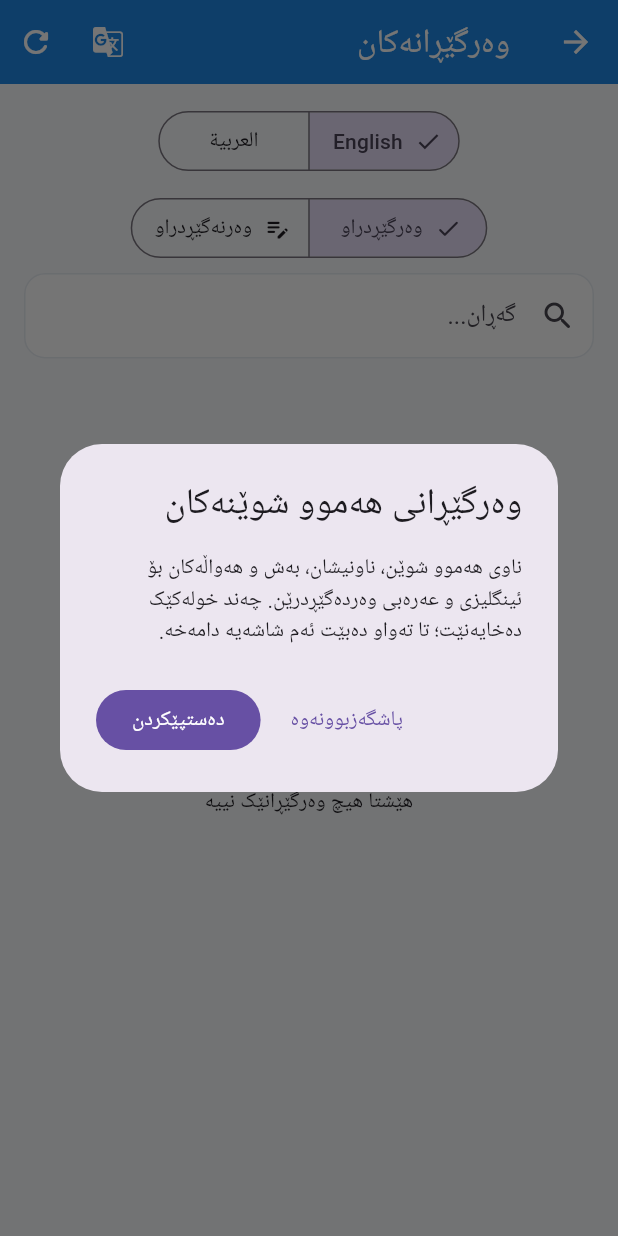
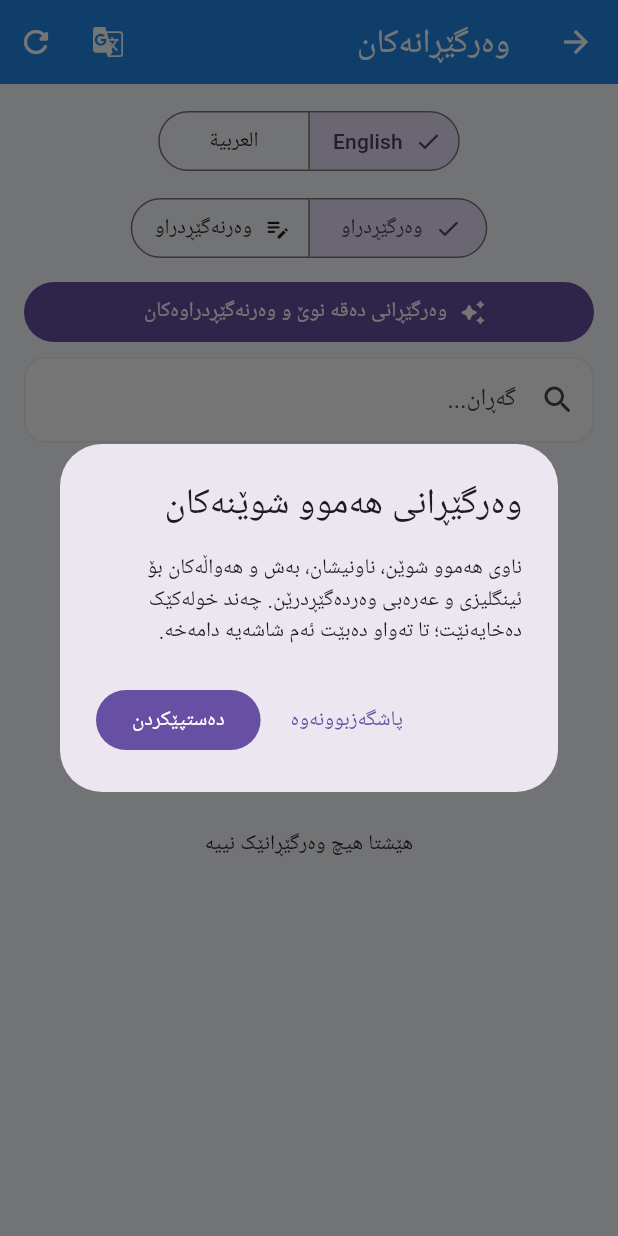
Before and after one commit to mohamadsmudy-maker/kalar_guide_new, a Flutter app: the AdminTranslationsScreen screen opened directly, after a tap on the "g translate" icon, on a phone screen of 412 x 824 dp. Run offline on Flutter 3.47's test engine with Material 3 defaults, Android fonts, the phone set to English and light mode, and no system bars; our stand-ins replace adhan, cached_network_image, connectivity_plus, firebase_analytics, firebase_core, firebase_crashlytics and 24 more; missing offline and left inert: home_widget, record; accounts and stored records are empty.

Commit message:
Add a one-tap button to translate new and untranslated texts
In the untranslated list the button sends exactly the rows shown for
the selected language; otherwise it runs the full pass for all texts.
Shared translations are synced first so nothing is sent twice.

Co-Authored-By: Claude Fable 5.2 <noreply@anthropic.com>
Claude-Session: https://claude.ai/code/session_011dBijcNQsFyTzUqrwzNJmh

```diff
--- a/lib/l10n/strings/strings_ar.dart
+++ b/lib/l10n/strings/strings_ar.dart
@@ -2019,4 +2019,6 @@ const Map<String, String> stringsAr = {
   'هەڵبژێردراوەکان': 'المحددة',
   'ژمارەی هەیە': 'له رقم هاتف',
   'گەڕان بە ناو...': 'البحث بالاسم...',
+  'وەرگێڕانی ئەم {0} دەقە بە Gemini': 'ترجمة هذه النصوص ({0}) عبر Gemini',
+  'وەرگێڕانی دەقە نوێ و وەرنەگێڕدراوەکان': 'ترجمة النصوص الجديدة وغير المترجمة',
 };
--- a/lib/l10n/strings/strings_en.dart
+++ b/lib/l10n/strings/strings_en.dart
@@ -2019,4 +2019,6 @@ const Map<String, String> stringsEn = {
   'هەڵبژێردراوەکان': 'Selected',
   'ژمارەی هەیە': 'Has phone',
   'گەڕان بە ناو...': 'Search by name...',
+  'وەرگێڕانی ئەم {0} دەقە بە Gemini': 'Translate these {0} texts with Gemini',
+  'وەرگێڕانی دەقە نوێ و وەرنەگێڕدراوەکان': 'Translate new and untranslated texts',
 };
--- a/lib/screens/admin/admin_translations.dart
+++ b/lib/screens/admin/admin_translations.dart
@@ -32,6 +32,7 @@ class _AdminTranslationsScreenState extends State<AdminTranslationsScreen> {
 
   /// true = لیستی ئەو دەقانەی هێشتا وەرنەگێڕدراون (بۆ نووسینی بە دەست)
   bool _missingMode = false;
+  bool _translating = false;
 
   SupabaseClient get _db => Supabase.instance.client;
 
@@ -265,6 +266,23 @@ class _AdminTranslationsScreenState extends State<AdminTranslationsScreen> {
     texts.removeWhere((t) => AppLang.lookup('en', t) != null); // پێشتر لە ناو ئەپدا وەرگێڕدراون
     if (!mounted) return;
 
+    await _runTranslate(texts.toList(), const ['en', 'ar']);
+  }
+
+  /// 🆕 تەنها ئەو دەقانەی لە لیستی «وەرنەگێڕدراو» دان بۆ زمانی هەڵبژێردراو
+  Future<void> _translateMissing() async {
+    final texts = [
+      for (final r in _rows)
+        if (r['_new'] == true) '${r['source']}',
+    ];
+    if (texts.isEmpty) return;
+    await _runTranslate(texts, [_lang]);
+  }
+
+  /// دیالۆگی پێشکەوتن + وەرگێڕان بە Gemini + پیشاندانی هۆکاری هەڵە
+  Future<void> _runTranslate(List<String> texts, List<String> langs) async {
+    if (_translating) return;
+    setState(() => _translating = true);
     final progress = ValueNotifier<String>('');
     showDialog<void>(
       context: context,
@@ -287,9 +305,11 @@ class _AdminTranslationsScreenState extends State<AdminTranslationsScreen> {
     );
 
     var done = 0;
-    for (final lang in ['en', 'ar']) {
+    for (final lang in langs) {
+      // سەرەتا وەرگێڕانە هاوبەشەکان دابگرە، بۆ ئەوەی هیچ دەقێک دووجار نەنێردرێت
+      await TranslationService.syncShared(lang);
       done += await TranslationService.translateAllNow(
-        texts.toList(),
+        texts,
         lang,
         onProgress: (d, t) => progress.value =
             '${lang == 'en' ? 'English' : 'العربية'}: $d / $t',
@@ -298,6 +318,7 @@ class _AdminTranslationsScreenState extends State<AdminTranslationsScreen> {
     if (!mounted) return;
     Navigator.of(context, rootNavigator: true).pop();
     progress.dispose();
+    setState(() => _translating = false);
     final err = TranslationService.lastError;
     if (done == 0 && err != null) {
       // هۆکاری ڕاستەقینە پیشان بدە (بۆ نموونە 429 = سنووری Gemini)
@@ -317,7 +338,7 @@ class _AdminTranslationsScreenState extends State<AdminTranslationsScreen> {
     } else {
       _snack(trf('{0} وەرگێڕانی نوێ پاشەکەوت کرا', [done]));
     }
-    _load();
+    if (mounted) _load();
   }
 
   Future<void> _delete(Map<String, dynamic> row) async {
@@ -416,6 +437,22 @@ class _AdminTranslationsScreenState extends State<AdminTranslationsScreen> {
                   style: const TextStyle(fontSize: 12.5, fontWeight: FontWeight.w700),
                 ),
               ),
+            // 🤖 وەرگێڕانی دەقە نوێ و وەرنەگێڕدراوەکان بە یەک کلیک
+            Padding(
+              padding: const EdgeInsets.fromLTRB(16, 8, 16, 0),
+              child: SizedBox(
+                width: double.infinity,
+                child: FilledButton.icon(
+                  onPressed: _translating || _loading || (_missingMode && _rows.isEmpty)
+                      ? null
+                      : (_missingMode ? _translateMissing : _translateAll),
+                  icon: const Icon(Icons.auto_awesome_rounded, size: 18),
+                  label: Text(_missingMode
+                      ? trf('وەرگێڕانی ئەم {0} دەقە بە Gemini', [_rows.length])
+                      : tr('وەرگێڕانی دەقە نوێ و وەرنەگێڕدراوەکان')),
+                ),
+              ),
+            ),
             Padding(
               padding: const EdgeInsets.fromLTRB(16, 6, 16, 8),
               child: TextField(
```
